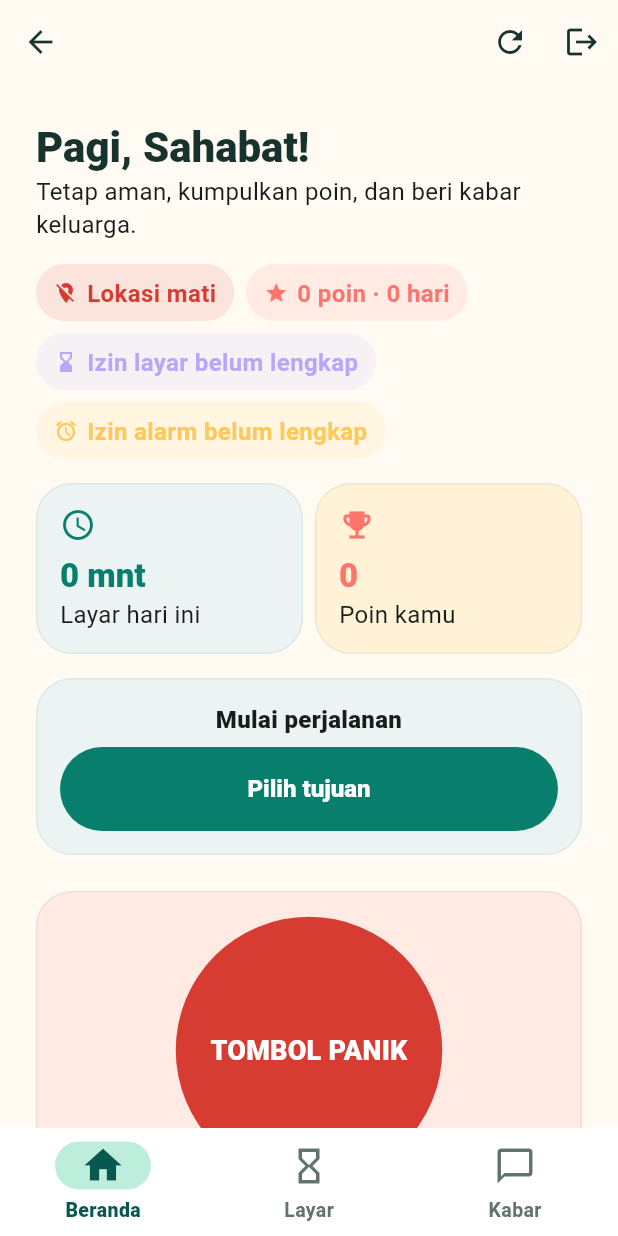
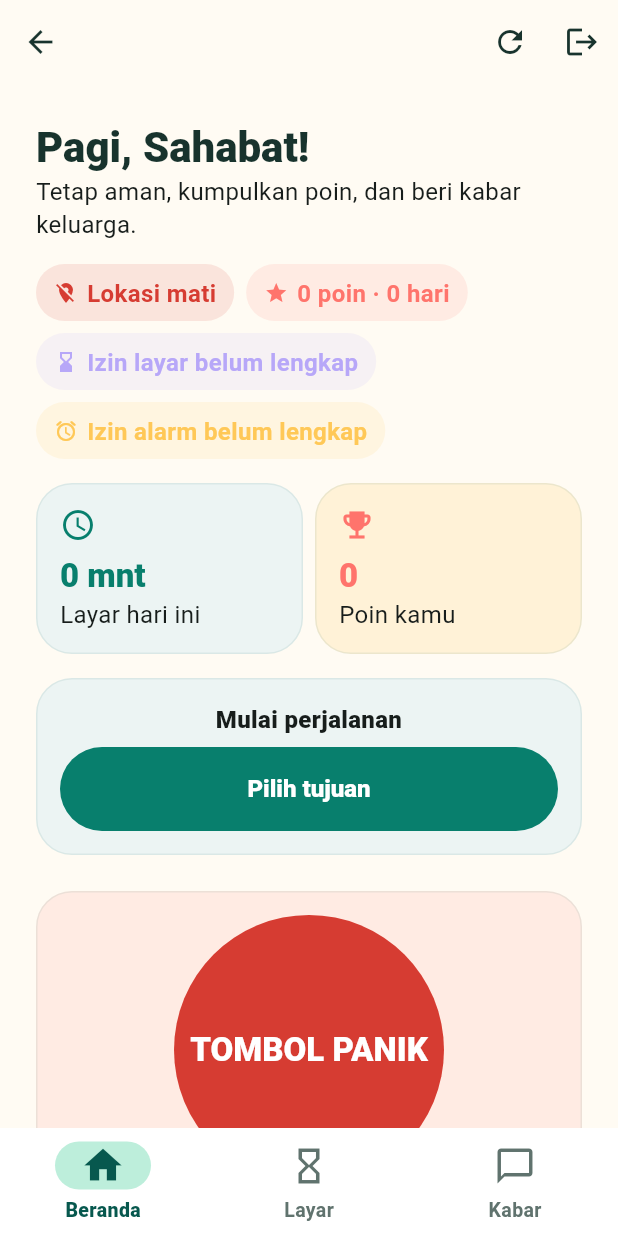
Before and after one commit to hndrwn-dk/pulangaman, a Flutter app: the ChildHomeScreen screen opened directly, on a phone screen of 412 x 824 dp. Run offline on Flutter 3.47's test engine with Material 3 defaults, Android fonts, the phone set to English and light mode, and no system bars; our stand-ins replace battery_plus, connectivity_plus, firebase_auth, firebase_core, flutter_riverpod, flutter_secure_storage and 4 more; missing offline and left inert: flutter_inappwebview; accounts and stored records are empty; network calls fail.

Commit message:
fix: restore beranda panic/trip size and left-align EMP back
Keep the compact EMP row, but do not shrink panic or hide Mulai perjalanan; nudge the alert back control closer to the left edge.

```diff
--- a/apps/mobile/lib/features/child/child_beranda_tab.dart
+++ b/apps/mobile/lib/features/child/child_beranda_tab.dart
@@ -236,8 +236,7 @@ class ChildBerandaTab extends StatelessWidget {
             ),
           ),
         ],
-        // Hide idle trip CTA while EMP is active — reduces stack noise.
-        if (tripActive || (onStartTrip != null && !empActive)) ...[
+        if (tripActive || onStartTrip != null) ...[
           const SizedBox(height: AppSpacing.md),
           PaSectionCard(
             color: AppColors.sky.withValues(alpha: 0.14),
@@ -287,11 +286,11 @@ class ChildBerandaTab extends StatelessWidget {
         ],
         const SizedBox(height: AppSpacing.lg),
         PaSectionCard(
-          color: AppColors.coral.withValues(alpha: empActive ? 0.06 : 0.12),
+          color: AppColors.coral.withValues(alpha: 0.12),
           child: Column(
             children: [
               SizedBox(
-                height: empActive ? 112 : 180,
+                height: 180,
                 child: FilledButton(
                   onPressed: (panicInFlight || panicOnCooldown) ? null : onPanicTap,
                   style: FilledButton.styleFrom(
@@ -301,22 +300,14 @@ class ChildBerandaTab extends StatelessWidget {
                   child: Text(
                     AppStrings.panicButton,
                     textAlign: TextAlign.center,
-                    style: Theme.of(context).textTheme.titleMedium?.copyWith(
+                    style: Theme.of(context).textTheme.titleLarge?.copyWith(
                           color: Colors.white,
                           fontWeight: FontWeight.w900,
-                          fontSize: empActive ? 13 : null,
                         ),
                   ),
                 ),
               ),
-              Text(
-                AppStrings.panicConfirm,
-                textAlign: TextAlign.center,
-                style: TextStyle(
-                  fontSize: empActive ? 12.5 : 14,
-                  fontWeight: FontWeight.w600,
-                ),
-              ),
+              const Text(AppStrings.panicConfirm, textAlign: TextAlign.center),
               const SizedBox(height: 4),
               Text(
                 panicInFlight
@@ -332,7 +323,6 @@ class ChildBerandaTab extends StatelessWidget {
                       ? AppColors.danger
                       : AppColors.inkSoft,
                   fontWeight: FontWeight.w600,
-                  fontSize: empActive ? 12 : 14,
                 ),
               ),
             ],
```
Also changed, not shown: apps/mobile/lib/features/parent/emergency_meeting_alert_screen.dart (+12 -4 lines).
